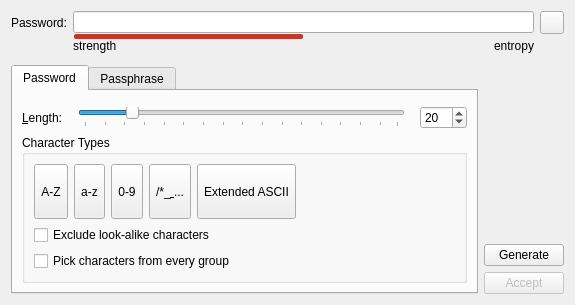
Old version of the form src/gui/PasswordGeneratorWidget.ui in the repository keepassxreboot/keepassxc.
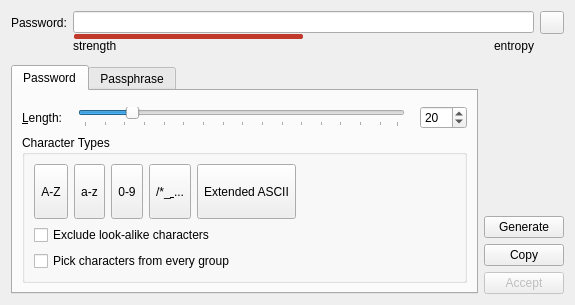
New version of the form. Custom widgets are drawn as their Qt base class.

Commit message: Add copy button to password generator (#595)

The edit to the form file:
```diff
--- a/src/gui/PasswordGeneratorWidget.ui
+++ b/src/gui/PasswordGeneratorWidget.ui
@@ -612,6 +612,13 @@
          </property>
         </widget>
        </item>
+       <item>
+        <widget class="QPushButton" name="buttonCopy">
+         <property name="text">
+          <string>Copy</string>
+         </property>
+        </widget>
+       </item>
        <item>
         <widget class="QPushButton" name="buttonApply">
          <property name="enabled">
```
The commit also changes 2 other files.
